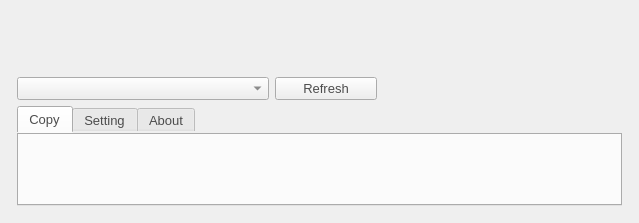
This is mainwidget.ui in lzk/richovop as Qt 5 draws it before an edit. The edited form follows.
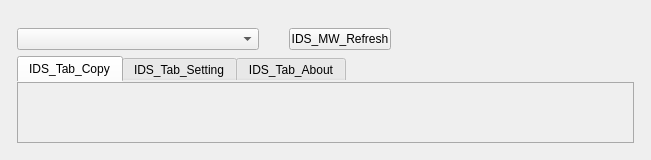
This is the edited form. Icons and pictures are not drawn.

```diff
--- a/mainwidget.ui
+++ b/mainwidget.ui
@@ -6,27 +6,46 @@
    <rect>
     <x>0</x>
     <y>0</y>
-    <width>639</width>
-    <height>223</height>
+    <width>651</width>
+    <height>160</height>
    </rect>
   </property>
   <property name="styleSheet">
-   <string notr="true">QWidget{font:13px; color:#4c4c4c}
-/*
-#logo{
-min-height:28;
-max-height:28;
-font:bold italic 28px  &quot;Times New Roman&quot;;
-}*/
-#refresh{min-width:100;
-max-width:100;}
-QComboBox{min-width:250px;max-width:250px}
-QWidget #tab_3,#tab_4,#tab_5{
+   <string notr="true">
+#widget_main
+{
+min-height:50;
+max-height:50;
+}
+#refresh
+{
+min-width:100;
+max-width:100;
+}
+QComboBox
+{
+min-width:240px;
+max-width:240px;
+}
+
+#tab_3
+,#tab_4
+,#tab_5
+{
 /*	background-color: rgb(239, 237, 234);
 	background-color: rgb(67, 96, 137);*/
 }
-QTabWidget::tab-bar{alignment:center}
-QTabWidget::pane{position:absolute;top:-0.5em}</string>
+
+QTabWidget::tab-bar
+{
+alignment:center
+}
+QTabWidget::pane
+{
+position:absolute;
+top:-0.5em;
+border: 1px solid darkgray;
+}</string>
   </property>
   <layout class="QVBoxLayout" name="verticalLayout_2">
    <property name="leftMargin">
@@ -44,7 +63,20 @@
    <item>
     <layout class="QVBoxLayout" name="verticalLayout">
      <item>
+      <widget class="QWidget" name="widget_main" native="true">
       <layout class="QHBoxLayout" name="horizontalLayout">
+        <property name="leftMargin">
+         <number>0</number>
+        </property>
+        <property name="topMargin">
+         <number>0</number>
+        </property>
+        <property name="rightMargin">
+         <number>0</number>
+        </property>
+        <property name="bottomMargin">
+         <number>0</number>
+        </property>
        <item>
         <layout class="QVBoxLayout" name="verticalLayout_3">
          <item>
@@ -62,6 +94,9 @@
          </item>
          <item>
           <layout class="QHBoxLayout" name="horizontalLayout_2">
+            <property name="spacing">
+             <number>30</number>
+            </property>
            <item>
             <widget class="QComboBox" name="comboBox_deviceList">
              <property name="focusPolicy">
@@ -75,9 +110,13 @@
               <enum>Qt::NoFocus</enum>
              </property>
              <property name="text">
-              <string>Refresh</string>
-             </property>
-            </widget>
+               <string>IDS_MW_Refresh</string>
+              </property>
+             </widget>
+            </item>
+           </layout>
+          </item>
+         </layout>
            </item>
            <item>
             <spacer name="horizontalSpacer_2">
@@ -92,10 +131,8 @@
              </property>
             </spacer>
            </item>
-          </layout>
-         </item>
-        </layout>
-       </item>
+        <item>
+         <layout class="QVBoxLayout" name="verticalLayout_4">
        <item>
         <widget class="QLabel" name="logo">
          <property name="pixmap">
@@ -103,29 +140,42 @@
          </property>
         </widget>
        </item>
-      </layout>
+          <item>
+           <spacer name="verticalSpacer_2">
+            <property name="orientation">
+             <enum>Qt::Vertical</enum>
+            </property>
+            <property name="sizeHint" stdset="0">
+             <size>
+              <width>20</width>
+              <height>40</height>
+             </size>
+            </property>
+           </spacer>
+          </item>
+         </layout>
+        </item>
+       </layout>
+      </widget>
      </item>
      <item>
       <widget class="QTabWidget" name="tabWidget">
        <property name="focusPolicy">
         <enum>Qt::NoFocus</enum>
        </property>
-       <property name="currentIndex">
-        <number>0</number>
-       </property>
        <widget class="QWidget" name="tab_3">
         <attribute name="title">
-         <string>Copy</string>
+         <string>IDS_Tab_Copy</string>
         </attribute>
        </widget>
        <widget class="QWidget" name="tab_4">
         <attribute name="title">
-         <string>Setting</string>
+         <string>IDS_Tab_Setting</string>
         </attribute>
        </widget>
        <widget class="QWidget" name="tab_5">
         <attribute name="title">
-         <string>About</string>
+         <string>IDS_Tab_About</string>
         </attribute>
        </widget>
       </widget>
```
Lines whose indentation alone changed are shown as unchanged.
